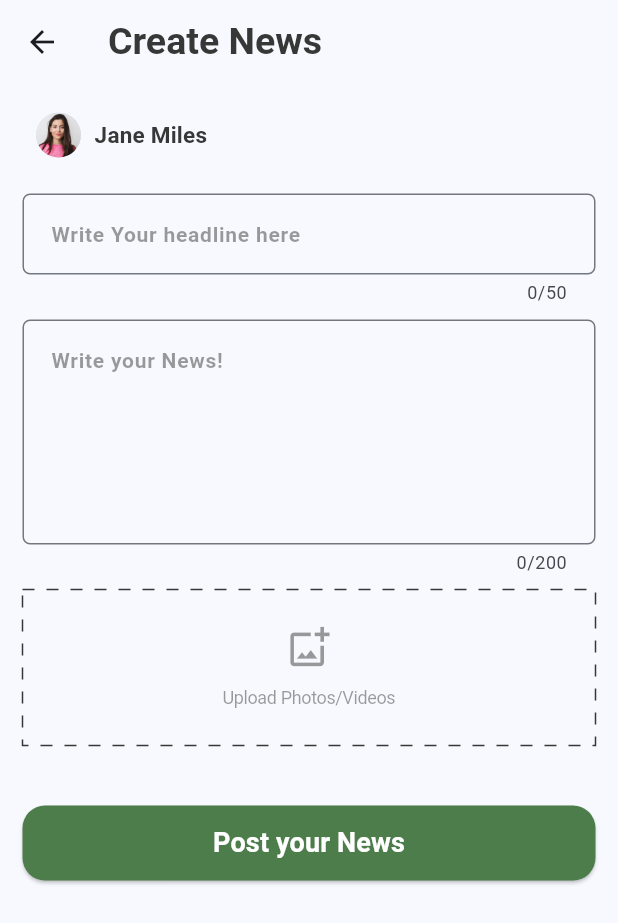
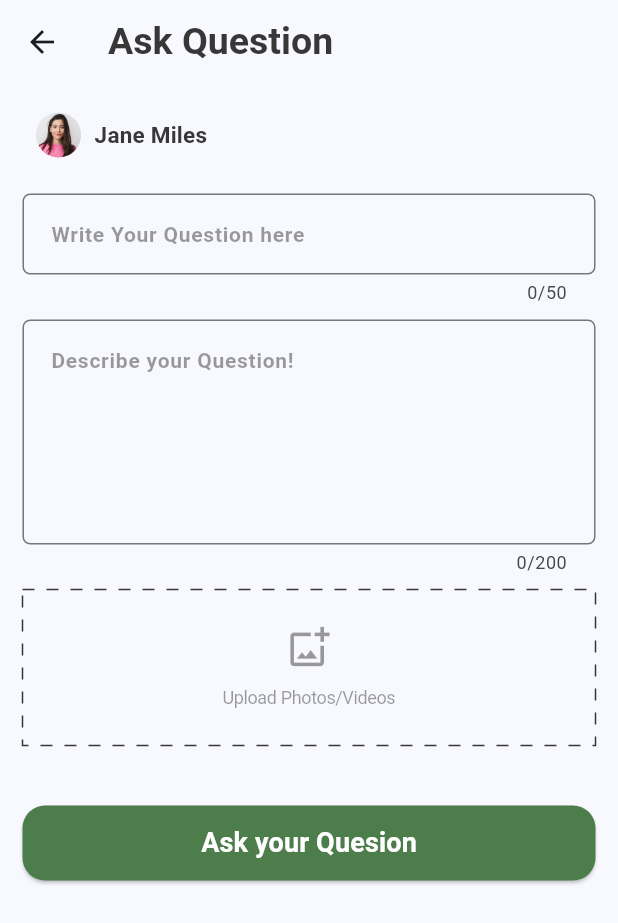
Before and after one commit to BhanuHasaranga/AgroConnect, a Flutter app: the PostSomethingField widget shown alone on an empty page, opened directly, after a tap on "Ask a Question", on a phone screen of 412 x 824 dp. Shown: the top 923 px of the screen. Run offline on Flutter 3.47's test engine with Material 3 defaults, Android fonts, the phone set to English and light mode, and no system bars; drawn by our look-alikes of dotted_border; our stand-ins replace image_picker; Roboto replaces fonts that are missing (Poppins).

Commit message:
ask question screen

```diff
--- /dev/null
+++ b/lib/screens/ask_question_screen.dart
@@ -0,0 +1,228 @@
+import '../widgets/imagePicker.dart';
+
+import 'dart:io';
+import 'package:flutter/material.dart';
+import 'package:image_picker/image_picker.dart';
+import 'package:dotted_border/dotted_border.dart';
+
+class AskQuestion extends StatefulWidget {
+  const AskQuestion({Key? key}) : super(key: key);
+
+  @override
+  State<AskQuestion> createState() => _AskQuestionState();
+}
+
+class _AskQuestionState extends State<AskQuestion> {
+  String headline = "";
+  String news = "";
+  List<XFile?> selectedImages = [];
+
+  @override
+  Widget build(BuildContext context) {
+    return Scaffold(
+      appBar: AppBar(
+        title: const Text(
+          "Ask Question",
+          style: TextStyle(
+            color: Color(0xFF373737),
+            fontSize: 25,
+            fontFamily: 'Poppins',
+            fontWeight: FontWeight.w600,
+          ),
+        ),
+      ),
+      body: Padding(
+        padding: const EdgeInsets.symmetric(horizontal: 15, vertical: 10),
+        child: Column(
+          children: [
+            _buildUserDetails(),
+            const SizedBox(height: 15),
+            _buildTextField(
+              label: 'Write Your Question here',
+              maxLength: 50,
+              onChanged: (value) => setState(() => headline = value),
+            ),
+            const SizedBox(height: 10),
+            _buildTextField(
+              label: 'Describe your Question!',
+              maxLength: 200,
+              maxLines: 5,
+              onChanged: (value) => setState(() => news = value),
+            ),
+            const SizedBox(height: 10),
+            _buildImagePicker(),
+            const SizedBox(height: 20),
+            _buildImageGrid(),
+            const SizedBox(height: 20),
+            _buildPostButton(),
+          ],
+        ),
+      ),
+    );
+  }
+
+  Widget _buildUserDetails() {
+    return Row(
+      children: [
+        IconButton(
+          onPressed: () {},
+          icon: const CircleAvatar(
+            radius: 15,
+            backgroundImage: AssetImage('lib/assets/user.png'),
+          ),
+        ),
+        const Text(
+          'Jane Miles',
+          style: TextStyle(
+            color: Color(0xFF373737),
+            fontSize: 15,
+            fontFamily: 'Poppins',
+            fontWeight: FontWeight.w600,
+            letterSpacing: 0.15,
+          ),
+        ),
+      ],
+    );
+  }
+
+  Widget _buildTextField({
+    required String label,
+    required int maxLength,
+    int maxLines = 1,
+    required ValueChanged<String> onChanged,
+  }) {
+    return TextField(
+      maxLength: maxLength,
+      maxLines: maxLines,
+      onChanged: onChanged,
+      decoration: InputDecoration(
+        contentPadding:
+            const EdgeInsets.symmetric(vertical: 15, horizontal: 15),
+        border: OutlineInputBorder(
+          borderRadius: BorderRadius.circular(5.0),
+        ),
+        hintText: label,
+        hintStyle: const TextStyle(
+          color: Color(0x7F373737),
+          fontSize: 14,
+          fontFamily: 'Poppins',
+          fontWeight: FontWeight.w600,
+        ),
+      ),
+    );
+  }
+
+  Widget _buildImagePicker() {
+    return GestureDetector(
+      onTap: _selectImage,
+      child: DottedBorder(
+        dashPattern: [8, 8],
+        radius: const Radius.circular(5),
+        color: const Color(0xFF373737),
+        child: Container(
+          height: 100,
+          child: const Center(
+            child: Column(
+              mainAxisAlignment: MainAxisAlignment.center,
+              children: [
+                Icon(
+                  Icons.add_photo_alternate_outlined,
+                  color: Color(0x7F373737),
+                  size: 30,
+                ),
+                SizedBox(height: 10),
+                Text(
+                  'Upload Photos/Videos',
+                  style: TextStyle(
+                    color: Color(0x7F373737),
+                    fontSize: 12,
+                    fontFamily: 'Poppins',
+                    fontWeight: FontWeight.w400,
+                    letterSpacing: -0.24,
+                  ),
+                ),
+              ],
+            ),
+          ),
+        ),
+      ),
+    );
+  }
+
+  Widget _buildImageGrid() {
+    return GridView.builder(
+      shrinkWrap: true,
+      gridDelegate: const SliverGridDelegateWithFixedCrossAxisCount(
+        crossAxisCount: 4,
+        crossAxisSpacing: 4.0,
+        mainAxisSpacing: 4.0,
+      ),
+      itemCount: selectedImages.length,
+      itemBuilder: (context, index) {
+        return selectedImages[index] == null
+            ? const Icon(
+                Icons.image,
+                color: Color(0x7F373737),
+                size: 100,
+              )
+            : Image.file(
+                File(selectedImages[index]!.path),
+                width: 75,
+                height: 75,
+                fit: BoxFit.fill,
+              );
+      },
+    );
+  }
+
+  Widget _buildPostButton() {
+    return Row(
+      children: [
+        Expanded(
+          child: ElevatedButton(
+            onPressed: () {},
+            style: ElevatedButton.styleFrom(
+              shape: RoundedRectangleBorder(
+                borderRadius: BorderRadius.circular(15.0),
+              ),
+              backgroundColor: const Color(0xFF4E7D4C),
+              padding: const EdgeInsets.all(0),
+              fixedSize: const Size.fromHeight(50),
+            ),
+            child: const Text(
+              'Ask your Quesion',
+              style: TextStyle(
+                color: Colors.white,
+                fontSize: 18,
+                fontFamily: 'Poppins',
+                fontWeight: FontWeight.w600,
+              ),
+            ),
+          ),
+        ),
+      ],
+    );
+  }
+
+  Future<void> _selectImage() async {
+    if (selectedImages.length >= 4) {
+      ScaffoldMessenger.of(context).showSnackBar(
+        SnackBar(
+          content: const Text('You can\'t select more than 4 images'),
+        ),
+      );
+      return;
+    }
+
+    XFile? image = await CustomImagePicker.showImagePickerDialog(context);
+    if (image != null) {
+      setState(() {
+        selectedImages.add(image);
+        print('Selected Images:');
+        for (var i = 0; i < selectedImages.length; i++) {
+          print(selectedImages[i]?.path);
+        }
+      });
+    }
+  }
+}
--- a/lib/screens/ask_screen.dart
+++ b/lib/screens/ask_screen.dart
@@ -1,3 +1,4 @@
+import 'package:agro_connect/screens/ask_question_screen.dart';
 import 'package:flutter/material.dart';
 
 import '../widgets/communityCircle.dart';
@@ -48,6 +49,7 @@ class AskScreen extends StatelessWidget {
             const SizedBox(height: 10.0),
             const PostSomethingField(
               lableText: 'Ask a Question',
+              path: AskQuestion(),
             ),
             const ContentCategories(
               category1: 'Top',
--- a/lib/screens/landing_screen.dart
+++ b/lib/screens/landing_screen.dart
@@ -1,3 +1,4 @@
+import 'package:agro_connect/screens/create_news_screen.dart';
 import 'package:flutter/material.dart';
 
 import '../widgets/contentCategories.dart';
@@ -18,6 +19,7 @@ class LandingScreen extends StatelessWidget {
           children: [
             const PostSomethingField(
               lableText: 'Post a News',
+              path: CreateNews(),
             ),
             const ContentCategories(
               category1: 'Latest',
--- a/lib/widgets/postSomethingField.dart
+++ b/lib/widgets/postSomethingField.dart
@@ -1,12 +1,12 @@
 import 'package:flutter/material.dart';
-
-import '../screens/create_news_screen.dart';
 
 class PostSomethingField extends StatelessWidget {
   final String lableText;
+  final Widget path;
   const PostSomethingField({
     Key? key,
     required this.lableText,
+    required this.path,
   }) : super(key: key);
 
   @override
@@ -30,7 +30,7 @@ class PostSomethingField extends StatelessWidget {
               onPressed: () {
                 Navigator.push(
                   context,
-                  MaterialPageRoute(builder: (context) =>  CreateNews()),
+                  MaterialPageRoute(builder: (context) => path),
                 );
               },
               style: ButtonStyle(
```
